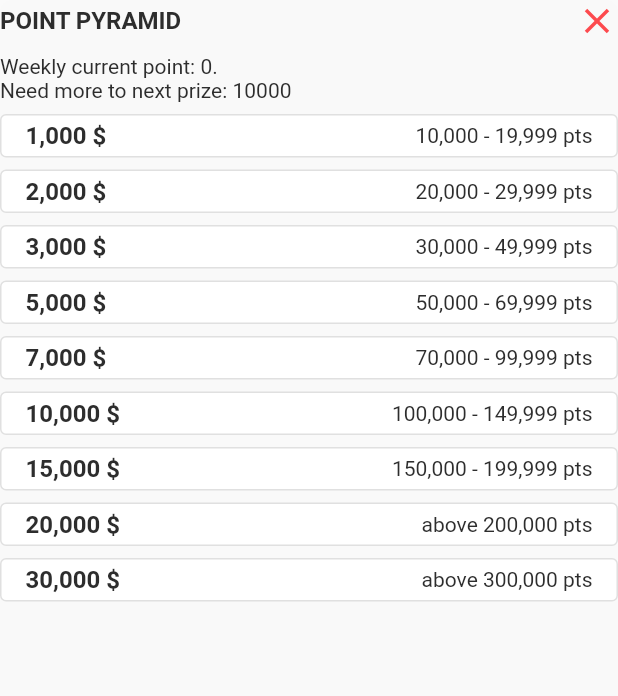
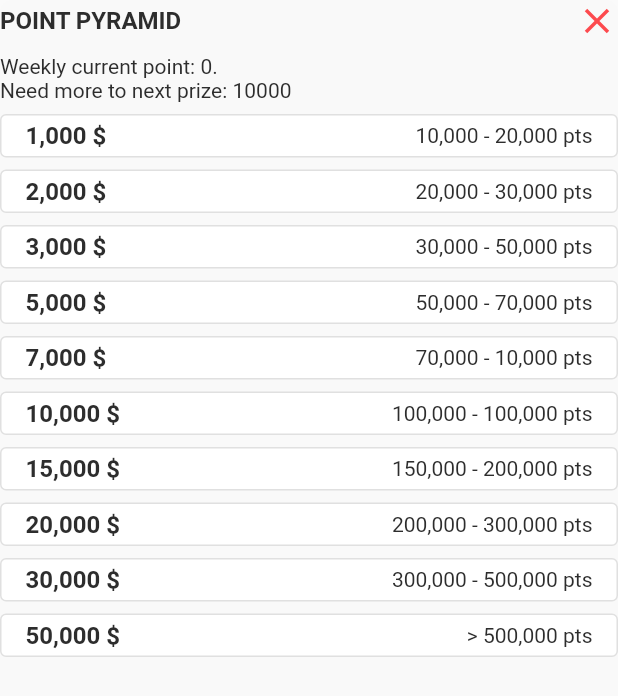
Before and after one commit to huudan-mobile-ios99/kiosk_staff_app, a Flutter app: the PointList widget shown alone on an empty page, opened directly with empty values, on a phone screen of 412 x 824 dp. Shown: the top 696 px of the screen. Run offline on Flutter 3.47's test engine with Material 3 defaults, Android fonts, the phone set to English and light mode, and no system bars; our stand-ins replace bloc, bloc_concurrency, dio, equatable, flutter_bloc, get and 4 more; missing offline and left inert: cached_memory_image; accounts and stored records are empty.

Commit message:
update point pyramid

```diff
--- a/lib/pages/point/pointlist.dart
+++ b/lib/pages/point/pointlist.dart
@@ -20,64 +20,71 @@ class _PointListState extends State<PointList> {
         id: 1,
         value: 1000,
         valueString: '1,000',
-        range: '10,000 - 19,999 pts',
+        range: '10,000 - 20,000 pts',
         range1: 10000,
         range2: 19999),
     ItemList(
         id: 2,
         value: 2000,
         valueString: '2,000',
-        range: '20,000 - 29,999 pts',
+        range: '20,000 - 30,000 pts',
         range1: 20000,
         range2: 29999),
     ItemList(
         id: 3,
         value: 3000,
         valueString: '3,000',
-        range: '30,000 - 49,999 pts',
+        range: '30,000 - 50,000 pts',
         range1: 30000,
         range2: 49999),
     ItemList(
         id: 4,
         value: 5000,
         valueString: '5,000',
-        range: '50,000 - 69,999 pts',
+        range: '50,000 - 70,000 pts',
         range1: 50000,
         range2: 69999),
     ItemList(
         id: 5,
         value: 5000,
         valueString: '7,000',
-        range: '70,000 - 99,999 pts',
+        range: '70,000 - 10,000 pts',
         range1: 70000,
         range2: 99999),
     ItemList(
         id: 6,
         value: 10000,
         valueString: '10,000',
-        range: '100,000 - 149,999 pts',
+        range: '100,000 - 100,000 pts',
         range1: 100000,
         range2: 149999),
     ItemList(
         id: 7,
         value: 15000,
         valueString: '15,000',
-        range: '150,000 - 199,999 pts',
+        range: '150,000 - 200,000 pts',
         range1: 150000,
         range2: 199999),
     ItemList(
         id: 8,
         value: 20000,
         valueString: '20,000',
-        range: 'above 200,000 pts',
+        range: '200,000 - 300,000 pts',
         range1: 200000,
         range2: 299999),
     ItemList(
         id: 9,
         value: 30000,
         valueString: '30,000',
-        range: 'above 300,000 pts',
+        range: '300,000 - 500,000 pts',
         range1: 300000,
+        range2: 499999),
+    ItemList(
+        id: 10,
+        value: 50000,
+        valueString: '50,000',
+        range: '> 500,000 pts',
+        range1: 500000,
         range2: 10000000),
   ];
   @override
@@ -149,8 +156,7 @@ class _PointListState extends State<PointList> {
                         vertical: StringFactory.padding4,
                         horizontal: StringFactory.padding16),
                     decoration: BoxDecoration(
-                      color: comparePoint(widget.point, itemList[index].range1,
-                              itemList[index].range2)
+                      color: comparePoint(widget.point, itemList[index].range1,itemList[index].range2)
                           ? MyColor.yellow2
                           : MyColor.white,
                       borderRadius:
```
